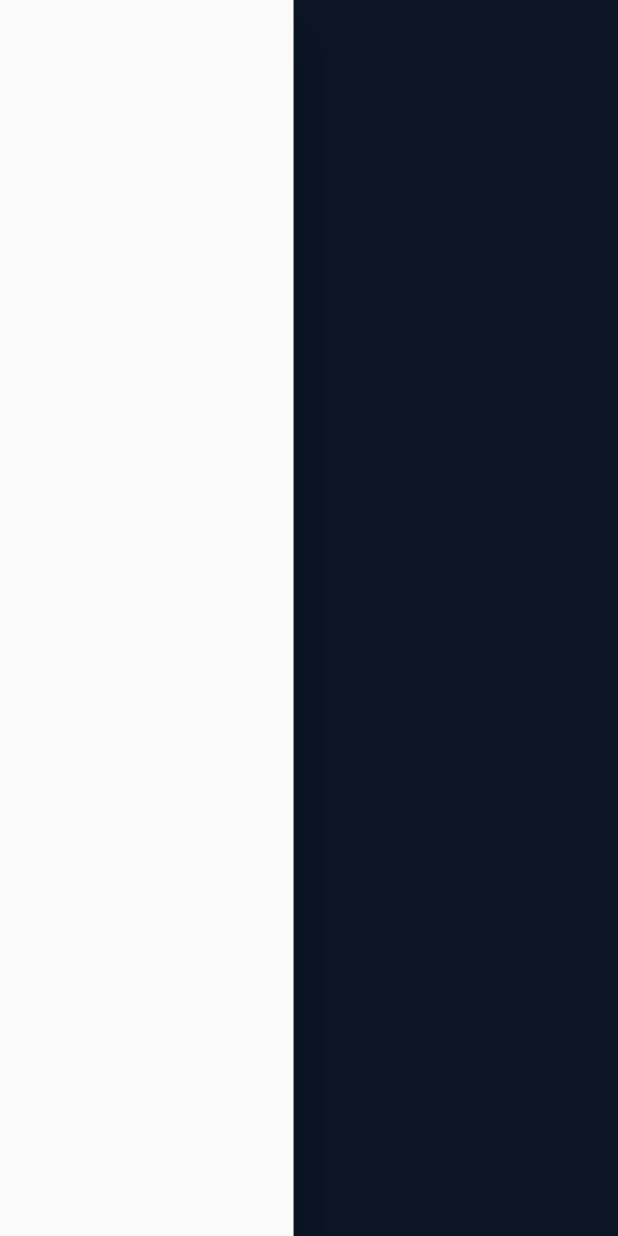
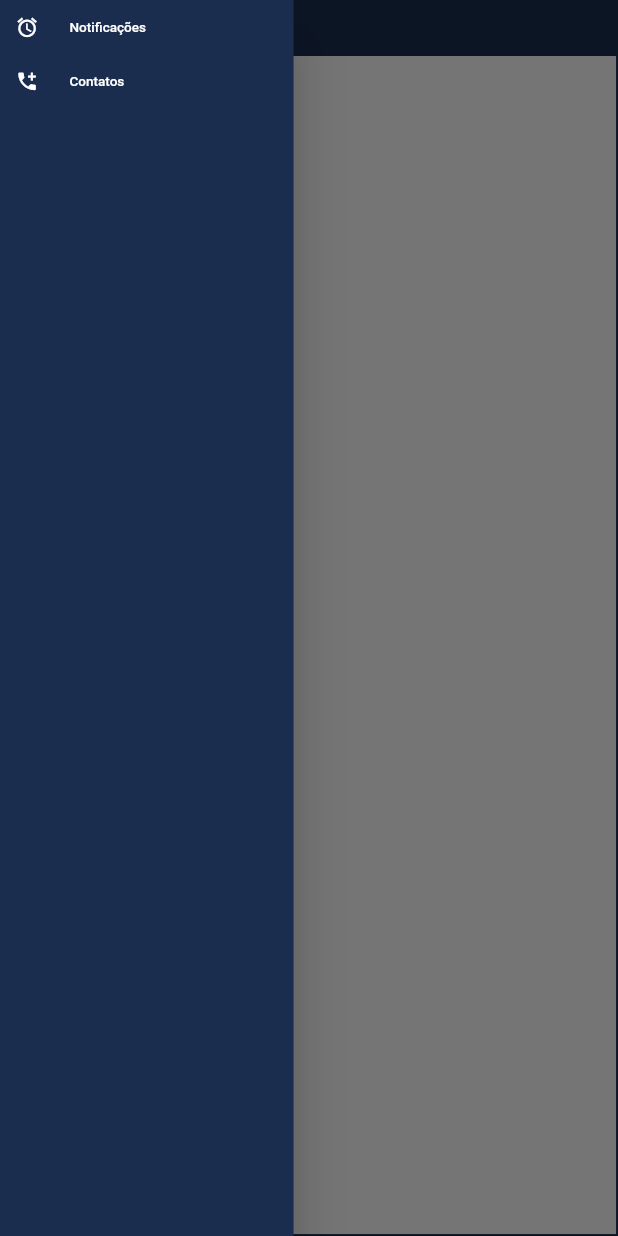
Before and after one commit to lmtsufape/appufape-v2, a Flutter app: the HomeScreen screen opened by its route, with the side drawer open, on a phone screen of 412 x 824 dp. Run offline on Flutter 3.47's test engine with Material 2 defaults, Android fonts, the phone set to English and light mode, and no system bars; our stand-ins replace device_preview, dio, google_fonts, responsive_framework; Roboto replaces fonts that are missing (Ubuntu).

Commit message:
adicionando Drawer na tela de menu

```diff
--- /dev/null
+++ b/lib/screens/home/components/home_drawer.dart
@@ -0,0 +1,28 @@
+import 'package:flutter/material.dart';
+
+import '../../../shared/constants/style_constants.dart';
+
+class HomeDrawer extends StatelessWidget {
+  const HomeDrawer({Key? key}) : super(key: key);
+
+  @override
+  Widget build(BuildContext context) {
+    return Drawer(
+      backgroundColor: kBackgroundColor,
+      child: ListView(children: <Widget>[
+        ListTile(
+          leading: const Icon(Icons.access_alarm, color: kOnSurfaceColor),
+          textColor: kOnSurfaceColor,
+          title: const Text('Notificações'),
+          onTap: () {},
+        ),
+        ListTile(
+          leading: const Icon(Icons.add_call, color: kOnSurfaceColor),
+          textColor: kOnSurfaceColor,
+          title: const Text('Contatos'),
+          onTap: () {},
+        ),
+      ]),
+    );
+  }
+}
--- a/lib/screens/home/home_screen.dart
+++ b/lib/screens/home/home_screen.dart
@@ -1,4 +1,7 @@
 import 'package:flutter/material.dart';
+import 'package:thunderapp/screens/home/components/home_drawer.dart';
+import 'package:thunderapp/shared/constants/app_number_constants.dart';
+import 'package:thunderapp/shared/constants/style_constants.dart';
 
 class HomeScreen extends StatelessWidget {
   const HomeScreen({Key? key}) : super(key: key);
@@ -6,10 +9,17 @@ class HomeScreen extends StatelessWidget {
   @override
   Widget build(BuildContext context) {
     return Scaffold(
-      appBar: AppBar(
-        title: Text(''),
+      appBar: AppBar(),
+      drawer: const HomeDrawer(),
+      body: Padding(
+        padding: const EdgeInsets.symmetric(
+            horizontal: kDefaultPadding - 30, vertical: kDefaultPadding - 30),
+        child: Stack(children: <Widget>[
+          Container(
+            color: kPrimaryColor,
+          )
+        ]),
       ),
-      drawer: Drawer(),
     );
   }
 }
```
